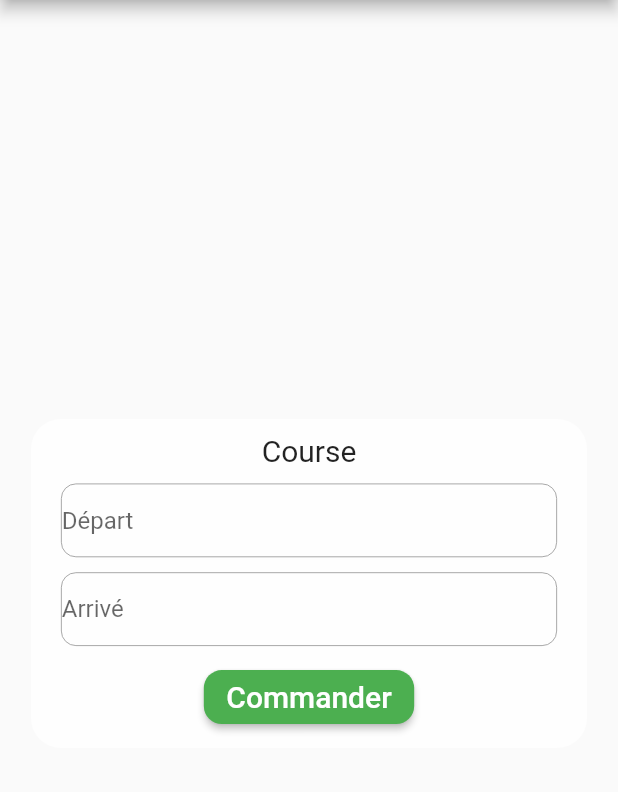
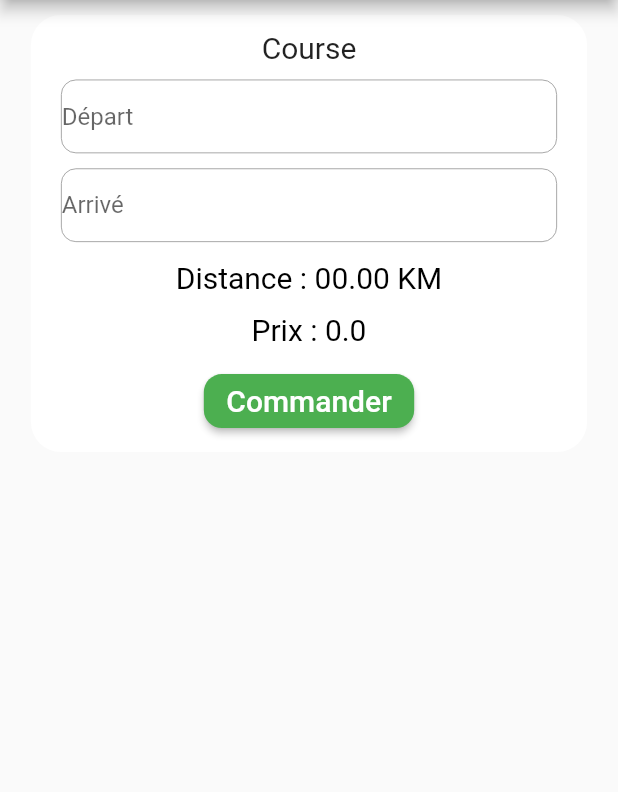
Before and after one commit to dialloDioulde/aindia-auto-app, a Flutter app: the screen it shows after launch, after a tap on "Se Connecter", on a phone screen of 412 x 824 dp, the part 84-876 px from its top. Run offline on Flutter 3.47's test engine with Material 2 defaults, Android fonts, the phone set to English and light mode, and no system bars; drawn by our look-alikes of google_places_flutter; our stand-ins replace email_validator, flutter_spinkit, geolocator, google_maps_flutter, hexcolor, jwt_decoder and 2 more; missing offline and left inert: flutter_polyline_points.

Commit message:
Location distance and price

```diff
--- a/lib/components/map/map.component.dart
+++ b/lib/components/map/map.component.dart
@@ -5,6 +5,10 @@ import 'package:geolocator/geolocator.dart';
 import 'package:google_maps_flutter/google_maps_flutter.dart';
 import 'package:google_places_flutter/google_places_flutter.dart';
 import 'package:google_places_flutter/model/prediction.dart';
+import 'package:intl/intl.dart';
+import 'package:velocity_x/velocity_x.dart';
+
+import '../../utils/google-map.util.dart';
 
 class MapComponent extends StatelessWidget {
   const MapComponent({Key? key}) : super(key: key);
@@ -41,15 +45,20 @@ class MapSampleState extends State<MapSample> {
   LatLng _sourcePosition = LatLng(46.8122, -71.1836);
   LatLng _destinationPosition = LatLng(46.815412416445625, -71.18197316849692);
   List<LatLng> polylineCoordinates = [];
+  String startLatitude = "";
+  String startLongitude = "";
+  String endLatitude = "";
+  String endLongitude = "";
+  String distance = "00.00";
+  double price = 00.00;
 
-  //
   late TextEditingController _currentLocationController =
       TextEditingController(text: '');
-
   late TextEditingController _destinationController =
       TextEditingController(text: '');
 
-  //****************************************************************************
+  GoogleMapUtil googleMapUtil = GoogleMapUtil();
+
   currentLocationACPTextField() {
     return Container(
       padding: EdgeInsets.symmetric(horizontal: 20),
@@ -69,11 +78,13 @@ class MapSampleState extends State<MapSample> {
           "ci",
           "gm",
         ],
-        isLatLngRequired: false,
+        isLatLngRequired: true,
         getPlaceDetailWithLatLng: (Prediction prediction) {
-          print("placeDetails" + prediction.lat.toString());
+          setState(() {
+            startLatitude = prediction.lat!.toString();
+            startLongitude = prediction.lng!.toString();
+          });
         },
-
         itemClick: (Prediction prediction) {
           _currentLocationController.text = prediction.description ?? "";
           _currentLocationController.selection = TextSelection.fromPosition(
@@ -101,7 +112,6 @@ class MapSampleState extends State<MapSample> {
     );
   }
 
-  //****************************************************************************
   destinationACPTextField() {
     return Container(
       padding: EdgeInsets.symmetric(horizontal: 20),
@@ -121,11 +131,13 @@ class MapSampleState extends State<MapSample> {
           "ci",
           "gm",
         ],
-        isLatLngRequired: false,
+        isLatLngRequired: true,
         getPlaceDetailWithLatLng: (Prediction prediction) {
-          print("placeDetails" + prediction.lat.toString());
+          setState(() {
+            endLatitude = prediction.lat!.toString();
+            endLongitude = prediction.lng!.toString();
+          });
         },
-
         itemClick: (Prediction prediction) {
           _destinationController.text = prediction.description ?? "";
           _destinationController.selection = TextSelection.fromPosition(
@@ -152,7 +164,64 @@ class MapSampleState extends State<MapSample> {
       ),
     );
   }
-  //****************************************************************************
+
+  String calculateDistanceBetweenPoints() {
+    if (startLatitude.isNotEmptyAndNotNull &&
+        startLongitude.isNotEmptyAndNotNull &&
+        endLatitude.isNotEmptyAndNotNull &&
+        endLongitude.isNotEmptyAndNotNull) {
+      setState(() {
+        distance = googleMapUtil
+            .distanceBetween(
+                double.parse(startLatitude),
+                double.parse(startLongitude),
+                double.parse(endLatitude),
+                double.parse(endLongitude))
+            .toString();
+        distance = convertMetersInKm(double.parse(distance)).toString();
+        calculatePrice();
+      });
+    }
+    return "Distance : " + distance + " KM";
+  }
+
+  double convertMetersInKm(double distanceInMeters) {
+    double distanceInKiloMeters = distanceInMeters / 1000;
+    return double.parse((distanceInKiloMeters).toStringAsFixed(2));
+  }
+
+  void calculatePrice() {
+    // Get the current date and time
+    DateTime now = DateTime.now();
+    print(now);
+    // Define the desired date and time format
+    //String formattedDate = DateFormat('yyyy-MM-dd HH:mm:ss').format(now);
+    //print(formattedDate);
+    //double price = 00.00;
+
+    String formattedHour = DateFormat('HH').format(now);
+    print(formattedHour);
+
+    if (int.parse(formattedHour) >= 8 && int.parse(formattedHour) <= 12) {
+      price = double.parse(distance) * 580.00;
+    }
+    if (int.parse(formattedHour) >= 13 && int.parse(formattedHour) <= 16) {
+      price = double.parse(distance) * 550.00;
+    }
+    if (int.parse(formattedHour) >= 16 && int.parse(formattedHour) <= 21) {
+      price = double.parse(distance) * 700.00;
+    }
+    if (int.parse(formattedHour) >= 21 && int.parse(formattedHour) <= 23) {
+      price = double.parse(distance) * 810.00;
+    }
+    if (int.parse(formattedHour) >= 0 && int.parse(formattedHour) <= 8) {
+      price = double.parse(distance) * 850.00;
+    }
+  }
+
+  String displayPrice(double price) {
+    return "Prix : " + price.toString();
+  }
 
   _getCurrentLocation() async {
     await Geolocator.getCurrentPosition(desiredAccuracy: LocationAccuracy.high)
@@ -182,54 +251,7 @@ class MapSampleState extends State<MapSample> {
     if (polylineResult.points.isNotEmpty) {
       polylineResult.points.forEach((PointLatLng point) =>
           polylineCoordinates.add(LatLng(point.latitude, point.longitude)));
-      setState(() {});
     }
-  }
-
-  Widget _buildCurrentLocation() {
-    return Padding(
-      padding: const EdgeInsets.all(6),
-      child: TextFormField(
-        controller: _currentLocationController,
-        onChanged: (value) => _currentLocationController.text = value,
-        obscureText: false,
-        style: TextStyle(fontSize: 18),
-        decoration: const InputDecoration(
-          labelText: 'Départ',
-          hintText: 'Lieu de départ',
-          labelStyle: TextStyle(
-            fontSize: 18,
-            color: Colors.black,
-          ),
-        ),
-        autovalidateMode: AutovalidateMode.onUserInteraction,
-        keyboardType: TextInputType.text,
-        //validator: (value) => _emailFieldValidation(value),
-      ),
-    );
-  }
-
-  Widget _buildDestination() {
-    return Padding(
-      padding: const EdgeInsets.all(6),
-      child: TextFormField(
-        controller: _destinationController,
-        onChanged: (value) => _destinationController.text = value,
-        obscureText: false,
-        style: TextStyle(fontSize: 18),
-        decoration: const InputDecoration(
-          labelText: 'Arrivé',
-          hintText: 'Destination',
-          labelStyle: TextStyle(
-            fontSize: 18,
-            color: Colors.black,
-          ),
-        ),
-        autovalidateMode: AutovalidateMode.onUserInteraction,
-        keyboardType: TextInputType.text,
-        //validator: (value) => _emailFieldValidation(value),
-      ),
-    );
   }
 
   Widget _launchOrderButton() {
@@ -270,7 +292,8 @@ class MapSampleState extends State<MapSample> {
     var height = MediaQuery.of(context).size.height;
     var width = MediaQuery.of(context).size.width;
     return Scaffold(
-        body: Stack(
+        body: SingleChildScrollView(
+            child: Column(
       children: [
         SafeArea(
           child: Align(
@@ -279,7 +302,7 @@ class MapSampleState extends State<MapSample> {
               padding: const EdgeInsets.only(top: 10.0),
               child: Container(
                 decoration: BoxDecoration(
-                  color: Colors.white70,
+                  color: Colors.white,
                   borderRadius: BorderRadius.all(
                     Radius.circular(20.0),
                   ),
@@ -298,10 +321,23 @@ class MapSampleState extends State<MapSample> {
                       currentLocationACPTextField(),
                       SizedBox(height: 10),
                       destinationACPTextField(),
-                      //_buildCurrentLocation(),
-                      //SizedBox(height: 10),
-                      //_buildDestination(),
-                      SizedBox(height: 10),
+                      SizedBox(height: 12),
+                      Text(
+                        calculateDistanceBetweenPoints(),
+                        style: TextStyle(
+                          fontSize: 20.0,
+                          color: Colors.black,
+                        ),
+                      ),
+                      SizedBox(height: 12),
+                      Text(
+                        displayPrice(price),
+                        style: TextStyle(
+                          fontSize: 20.0,
+                          color: Colors.black,
+                        ),
+                      ),
+                      SizedBox(height: 12),
                       _launchOrderButton(),
                     ],
                   ),
@@ -311,6 +347,6 @@ class MapSampleState extends State<MapSample> {
           ),
         ),
       ],
-    ));
+    )));
   }
 }
```
